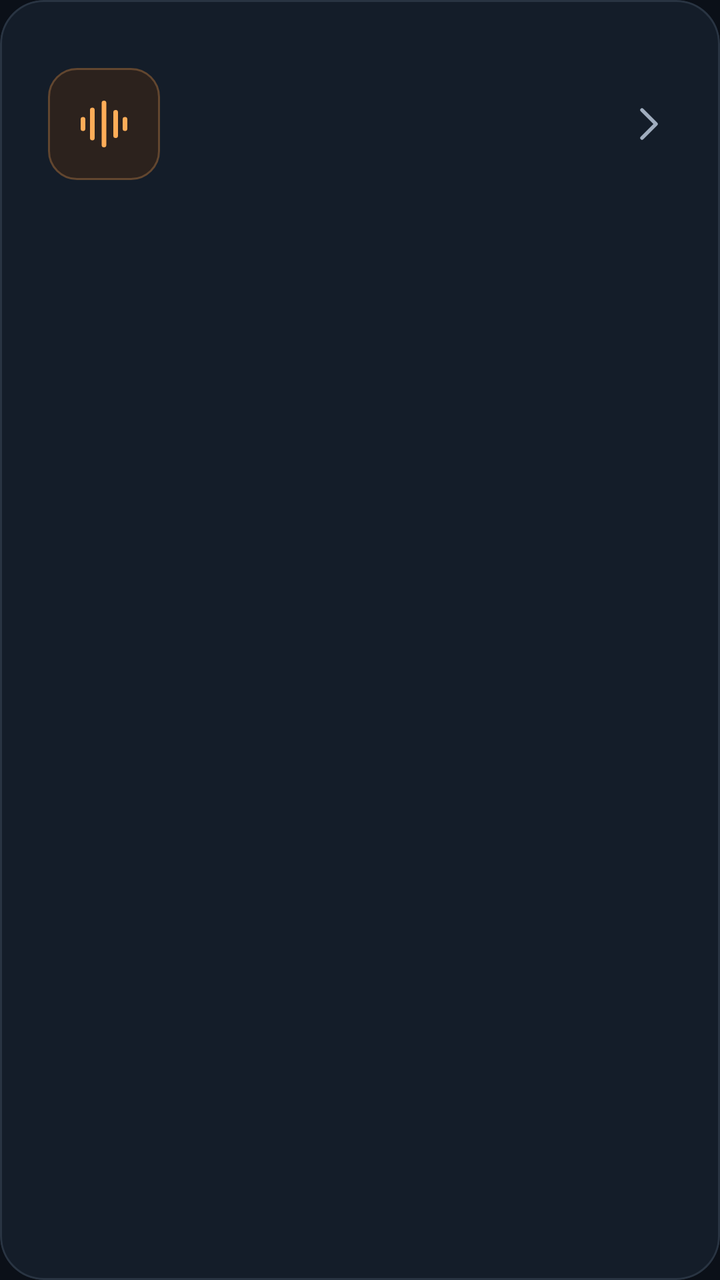
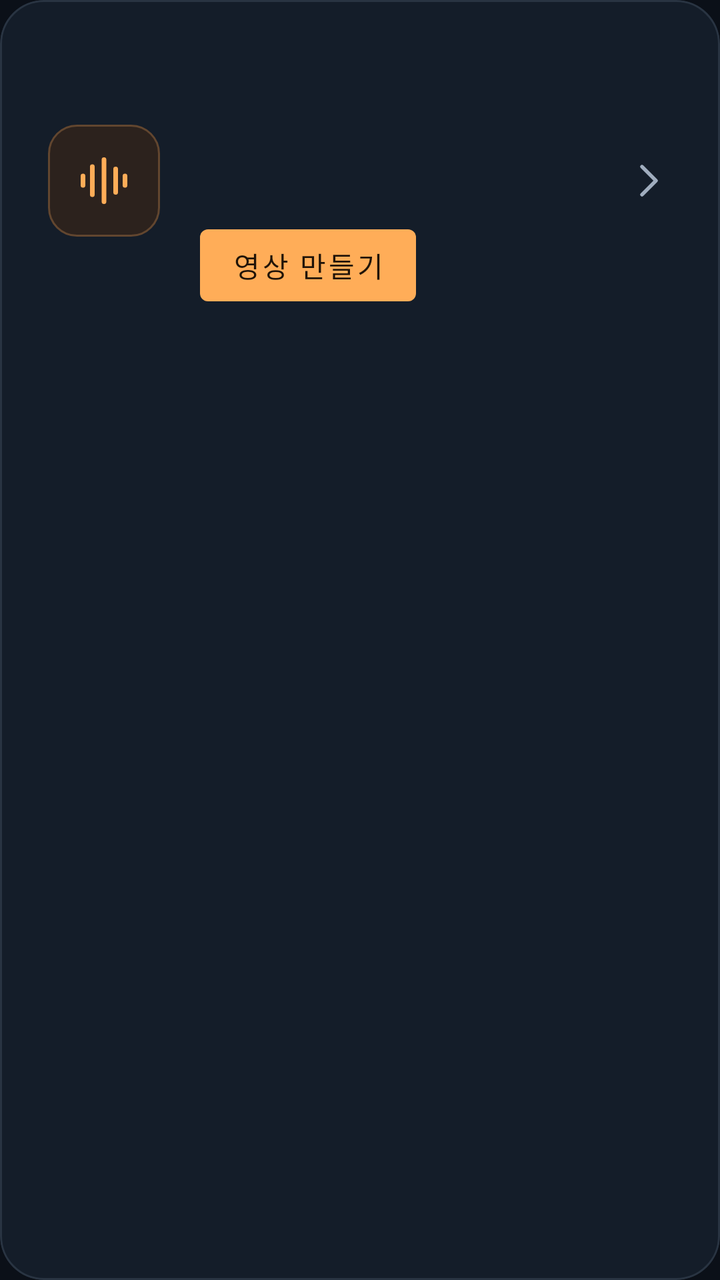

Two renders of the same Android screen: before a commit and after it. Below are the layout's source before the change and the commit's diff.
<!-- AndroidManifest.xml: application theme Theme.HD_project -->
<!-- res/layout/item_recording.xml -->
<com.google.android.material.card.MaterialCardView xmlns:android="http://schemas.android.com/apk/res/android"
    xmlns:app="http://schemas.android.com/apk/res-auto" style="@style/Widget.Journal.Card"
    android:layout_marginBottom="16dp" android:clickable="true" android:focusable="true">
    <LinearLayout android:layout_width="match_parent" android:layout_height="wrap_content"
        android:padding="24dp" android:gravity="center_vertical" android:minHeight="124dp">
        <ImageView android:layout_width="56dp" android:layout_height="56dp" android:padding="14dp"
            android:background="@drawable/bg_accent_tile" android:src="@drawable/ic_audio"
            app:tint="@color/sample_primary" android:importantForAccessibility="no" />
        <LinearLayout android:layout_width="0dp" android:layout_height="wrap_content" android:layout_weight="1"
            android:layout_marginHorizontal="20dp" android:orientation="vertical">
            <TextView android:id="@+id/item_number" style="@style/Text.Journal.Eyebrow"
                android:textColor="@color/sample_primary" />
            <TextView android:id="@+id/item_title" style="@style/Text.Journal.Section" android:layout_marginTop="7dp" />
            <TextView android:id="@+id/item_details" style="@style/Text.Journal.Body" android:layout_marginTop="7dp" />
        </LinearLayout>
        <ImageView android:layout_width="24dp" android:layout_height="24dp"
            android:src="@drawable/ic_arrow" app:tint="@color/text_secondary" android:importantForAccessibility="no" />
    </LinearLayout>
</com.google.android.material.card.MaterialCardView>
<!-- resources referenced by this layout -->
<resources>
  <color name="sample_primary">#FFAD58</color>
  <color name="text_secondary">#A0ADBE</color>
  <!-- drawable bg_accent_tile (drawable) -->
  <shape xmlns:android="http://schemas.android.com/apk/res/android">
      <solid android:color="@color/accent_surface" />
      <corners android:radius="14dp" />
      <stroke android:width="1dp" android:color="@color/accent_outline" />
  </shape>
  <!-- drawable ic_arrow (drawable) -->
  <vector xmlns:android="http://schemas.android.com/apk/res/android" android:width="24dp"
      android:height="24dp" android:viewportWidth="24" android:viewportHeight="24">
      <path android:fillColor="#00000000" android:strokeColor="#FFFFFFFF" android:strokeWidth="1.8"
          android:strokeLineJoin="round" android:strokeLineCap="round" android:pathData="M9,5L16,12L9,19" />
  </vector>
  <!-- drawable ic_audio (drawable) -->
  <vector xmlns:android="http://schemas.android.com/apk/res/android" android:width="28dp"
      android:height="28dp" android:viewportWidth="24" android:viewportHeight="24">
      <path android:fillColor="#00000000" android:strokeColor="#FFFFFFFF" android:strokeWidth="2"
          android:strokeLineCap="round" android:pathData="M3,10V14M7,6V18M12,3V21M17,7V17M21,10V14" />
  </vector>
  <style name="Text.Journal.Body">
          <item name="android:textSize">16sp</item>
          <item name="android:lineSpacingExtra">4dp</item>
          <item name="android:textColor">@color/text_secondary</item>
      </style>
  <style name="Text.Journal.Eyebrow">
          <item name="android:textSize">12sp</item>
          <item name="android:letterSpacing">0.12</item>
          <item name="android:textColor">@color/text_muted</item>
      </style>
  <style name="Text.Journal.Section">
          <item name="android:textSize">22sp</item>
          <item name="android:textStyle">bold</item>
      </style>
  <style name="Widget.Journal.Card" parent="Widget.MaterialComponents.CardView">
          <item name="android:layout_width">match_parent</item>
          <item name="android:layout_height">wrap_content</item>
          <item name="cardBackgroundColor">@color/card_background</item>
          <item name="cardCornerRadius">22dp</item>
          <item name="cardElevation">0dp</item>
          <item name="strokeColor">@color/outline</item>
          <item name="strokeWidth">1dp</item>
      </style>
  <color name="accent_surface">#2C221D</color>
  <color name="accent_outline">#62462F</color>
  <color name="text_muted">#758396</color>
  <color name="card_background">#141D29</color>
  <color name="outline">#293442</color>
  <color name="button_text">#201408</color>
  <color name="screen_background">#0B1018</color>
  <color name="text_primary">#F4F5F7</color>
  <style name="Shape.Journal" parent="ShapeAppearance.MaterialComponents.MediumComponent">
          <item name="cornerFamily">rounded</item>
          <item name="cornerSize">20dp</item>
      </style>
  <color name="card_elevated">#192431</color>
  <style name="Widget.Journal.DialogTitle" parent="MaterialAlertDialog.MaterialComponents.Title.Text">
          <item name="android:textSize">25sp</item>
          <item name="android:textStyle">bold</item>
          <item name="android:textColor">@color/text_primary</item>
      </style>
  <style name="Widget.Journal.DialogBody" parent="MaterialAlertDialog.MaterialComponents.Body.Text">
          <item name="android:textSize">18sp</item>
          <item name="android:lineSpacingExtra">5dp</item>
          <item name="android:textColor">@color/text_secondary</item>
      </style>
  <style name="Widget.Journal.DialogButton" parent="Widget.MaterialComponents.Button.TextButton.Dialog">
          <item name="android:textSize">17sp</item>
          <item name="android:minHeight">56dp</item>
          <item name="android:textColor">@color/sample_primary</item>
      </style>
  <!-- unchanged entries left out for length: 2 -->
</resources>

<!-- the commit's change to res/layout/item_recording.xml (unified diff, before → after) -->
@@ -12,6 +12,10 @@
                 android:textColor="@color/sample_primary" />
             <TextView android:id="@+id/item_title" style="@style/Text.Journal.Section" android:layout_marginTop="7dp" />
             <TextView android:id="@+id/item_details" style="@style/Text.Journal.Body" android:layout_marginTop="7dp" />
+            <com.google.android.material.button.MaterialButton android:id="@+id/make_animation"
+                android:layout_width="wrap_content" android:layout_height="wrap_content"
+                android:minHeight="48dp" android:layout_marginTop="12dp"
+                android:text="@string/animation_make" />
         </LinearLayout>
         <ImageView android:layout_width="24dp" android:layout_height="24dp"
             android:src="@drawable/ic_arrow" app:tint="@color/text_secondary" android:importantForAccessibility="no" />
<!-- resource entries referenced after the edit -->
@@ -20,6 +20,7 @@
       <path android:fillColor="#00000000" android:strokeColor="#FFFFFFFF" android:strokeWidth="2"
           android:strokeLineCap="round" android:pathData="M3,10V14M7,6V18M12,3V21M17,7V17M21,10V14" />
   </vector>
+  <string name="animation_make">영상 만들기</string>
   <style name="Text.Journal.Body">
           <item name="android:textSize">16sp</item>
           <item name="android:lineSpacingExtra">4dp</item>
